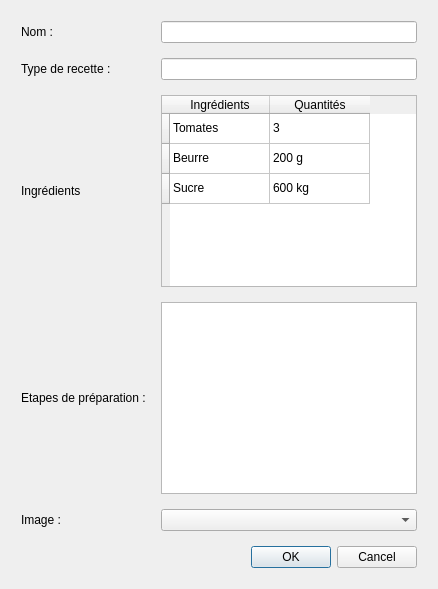
Before: the Qt Designer form fenetreajoutrecette.ui in ACoupat/Refrigestion, drawn with Qt 5.
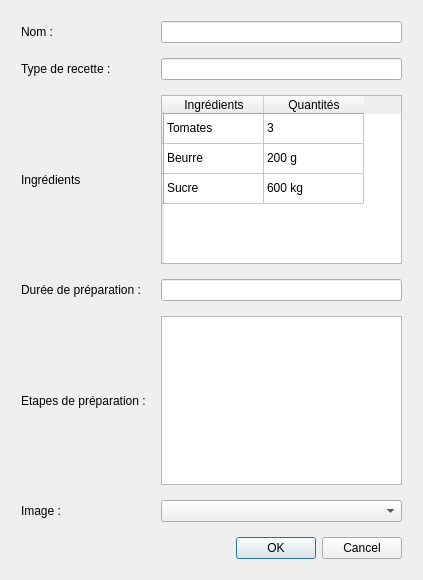
After: the same form once the commit is applied.

```diff
--- a/fenetreajoutrecette.ui
+++ b/fenetreajoutrecette.ui
@@ -2,6 +2,14 @@
 <ui version="4.0">
  <class>FenetreAjoutRecette</class>
  <widget class="QDialog" name="FenetreAjoutRecette">
+  <property name="geometry">
+   <rect>
+    <x>0</x>
+    <y>0</y>
+    <width>423</width>
+    <height>580</height>
+   </rect>
+  </property>
   <property name="windowTitle">
    <string>Dialog</string>
   </property>
@@ -23,9 +31,6 @@
      <property name="spacing">
       <number>15</number>
      </property>
-     <item row="1" column="3">
-      <widget class="QLineEdit" name="lineEdit_2"/>
-     </item>
      <item row="1" column="1">
       <widget class="QLabel" name="label_2">
        <property name="text">
@@ -33,30 +38,23 @@
        </property>
       </widget>
      </item>
-     <item row="3" column="3">
-      <widget class="QTextEdit" name="textEdit"/>
-     </item>
      <item row="4" column="3">
-      <widget class="QComboBox" name="comboBox"/>
+      <widget class="QTextEdit" name="te_etapes"/>
      </item>
-     <item row="0" column="3">
-      <widget class="QLineEdit" name="lineEdit"/>
+     <item row="1" column="3">
+      <widget class="QLineEdit" name="le_type"/>
      </item>
-     <item row="3" column="1">
+     <item row="5" column="3">
+      <widget class="QComboBox" name="cb_image"/>
+     </item>
+     <item row="4" column="1">
       <widget class="QLabel" name="label_4">
        <property name="text">
         <string>Etapes de préparation :</string>
        </property>
       </widget>
      </item>
-     <item row="4" column="1">
-      <widget class="QLabel" name="label_5">
-       <property name="text">
-        <string>Image :</string>
-       </property>
-      </widget>
-     </item>
-     <item row="5" column="3">
+     <item row="6" column="3">
       <widget class="QDialogButtonBox" name="buttonBox">
        <property name="orientation">
         <enum>Qt::Horizontal</enum>
@@ -73,6 +71,16 @@
        </property>
       </widget>
      </item>
+     <item row="0" column="3">
+      <widget class="QLineEdit" name="le_nom"/>
+     </item>
+     <item row="5" column="1">
+      <widget class="QLabel" name="label_5">
+       <property name="text">
+        <string>Image :</string>
+       </property>
+      </widget>
+     </item>
      <item row="0" column="1">
       <widget class="QLabel" name="label">
        <property name="text">
@@ -87,17 +95,17 @@
        </property>
        <row>
         <property name="text">
-         <string> </string>
+         <string/>
         </property>
        </row>
        <row>
         <property name="text">
-         <string> </string>
+         <string/>
         </property>
        </row>
        <row>
         <property name="text">
-         <string> </string>
+         <string/>
         </property>
        </row>
        <column>
@@ -142,6 +150,16 @@
        </item>
       </widget>
      </item>
+     <item row="3" column="1">
+      <widget class="QLabel" name="label_6">
+       <property name="text">
+        <string>Durée de préparation :</string>
+       </property>
+      </widget>
+     </item>
+     <item row="3" column="3">
+      <widget class="QLineEdit" name="le_duree"/>
+     </item>
     </layout>
    </item>
   </layout>
```
Left out of the diff: 1 changed line with no effect on the pictures.
